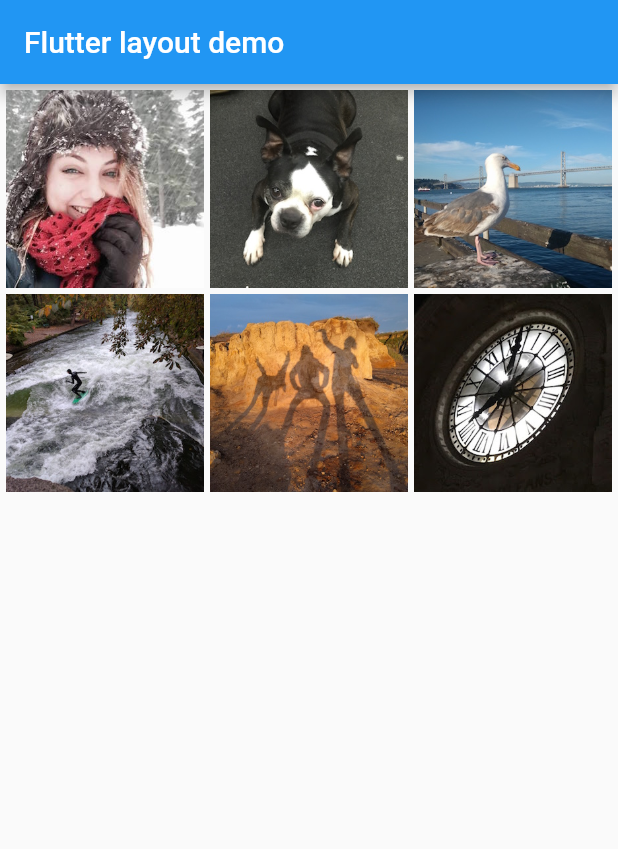
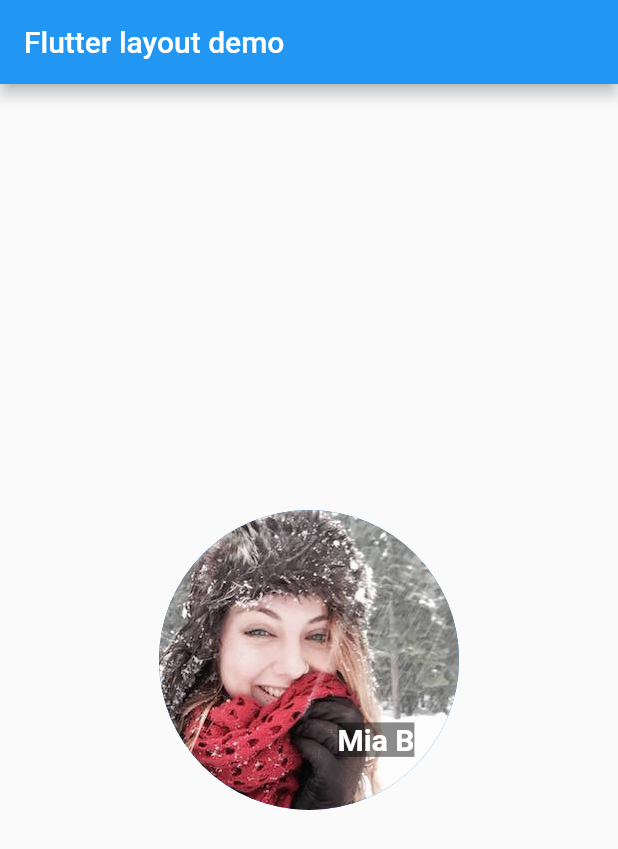
Before and after one commit to nvrr/Flutter.Doc, a Flutter app: the screen it shows after launch, on a phone screen of 412 x 824 dp. Shown: the top 849 px of the screen. Run offline on Flutter 3.47's test engine with Material 2 defaults, Android fonts, the phone set to English and light mode, and no system bars.

Commit message:
Flutter Layout-Stack and Card

```diff
--- a/lib/main.dart
+++ b/lib/main.dart
@@ -7,7 +7,7 @@ void main() {
 }
 
 class MyApp extends StatelessWidget {
-  static final showGrid = true; // Set to false to show ListView
+  static final showCard = false; // Set to false to show Stack
 
   @override
   Widget build(BuildContext context) {
@@ -17,53 +17,70 @@ class MyApp extends StatelessWidget {
         appBar: AppBar(
           title: Text('Flutter layout demo'),
         ),
-        body: Center(child: showGrid ? _buildGrid() : _buildList()),
+        body: Center(child: showCard ? _buildCard() : _buildStack()),
       ),
     );
-
   }
 
-  Widget _buildGrid() => GridView.extent(
-    maxCrossAxisExtent: 150,
-    padding: const EdgeInsets.all(4),
-    mainAxisSpacing: 4,
-    crossAxisSpacing: 4,
-    children: _buildGridTileList(6),
-  );
+  // #docregion Card
+  Widget _buildCard() => SizedBox(
+      height: 210,
+      child: Card(
+        child: Column(
+          children: [
+            ListTile(
+              title: Text('1625 Main Street',
+                  style: TextStyle(fontWeight: FontWeight.w500)),
+              subtitle: Text('My City, CA 99984'),
+              leading: Icon(
+                Icons.restaurant_menu,
+                color: Colors.blue[500],
+              ),
+            ),
+            Divider(),
+            ListTile(
+              title: Text('(408) 555-1212',
+                  style: TextStyle(fontWeight: FontWeight.w500)),
+              leading: Icon(
+                Icons.contact_phone,
+                color: Colors.blue[500],
+              ),
+            ),
+            ListTile(
+              title: Text('costa@example.com'),
+              leading: Icon(
+                Icons.contact_mail,
+                color: Colors.blue[500],
+              ),
+            ),
+          ],
+        ),
+      ),
+    );
+  // #enddocregion Card
 
-
-  List<Container> _buildGridTileList(int count) => List.generate(
-    count, (i) => Container(child: Image.asset('images/pic$i.jpg'))
-  );
-
-   Widget _buildList() => ListView(
-        children: [
-          _tile('CineArts at the Empire', '85 W Portal Ave', Icons.theaters),
-          _tile('The Castro Theater', '429 Castro St', Icons.theaters),
-          _tile('Alamo Drafthouse Cinema', '2550 Mission St', Icons.theaters),
-          _tile('Roxie Theater', '3117 16th St', Icons.theaters),
-          _tile('United Artists Stonestown Twin', '501 Buckingham Way',
-              Icons.theaters),
-          _tile('AMC Metreon 16', '135 4th St #3000', Icons.theaters),
-          Divider(),
-          _tile('K\'s Kitchen', '757 Monterey Blvd', Icons.restaurant),
-          _tile('Emmy\'s Restaurant', '1923 Ocean Ave', Icons.restaurant),
-          _tile(
-              'Chaiya Thai Restaurant', '272 Claremont Blvd', Icons.restaurant),
-          _tile('La Ciccia', '291 30th St', Icons.restaurant),
-        ],
-      );
-
-  ListTile _tile(String title, String subtitle, IconData icon) => ListTile(
-        title: Text(title,
+  // #docregion Stack
+  Widget _buildStack() => Stack(
+      alignment: const Alignment(0.6, 0.6),
+      children: [
+        CircleAvatar(
+          backgroundImage: AssetImage('images/pic.jpg'),
+          radius: 100,
+        ),
+        Container(
+          decoration: BoxDecoration(
+            color: Colors.black45,
+          ),
+          child: Text(
+            'Mia B',
             style: TextStyle(
-              fontWeight: FontWeight.w500,
               fontSize: 20,
-            )),
-        subtitle: Text(subtitle),
-        leading: Icon(
-          icon,
-          color: Colors.blue[500],
+              fontWeight: FontWeight.bold,
+              color: Colors.white,
+            ),
+          ),
         ),
-      );
+      ],
+    );
+  // #enddocregion Stack
 }
```
Also changed, not shown: images/pic.jpg (added).
